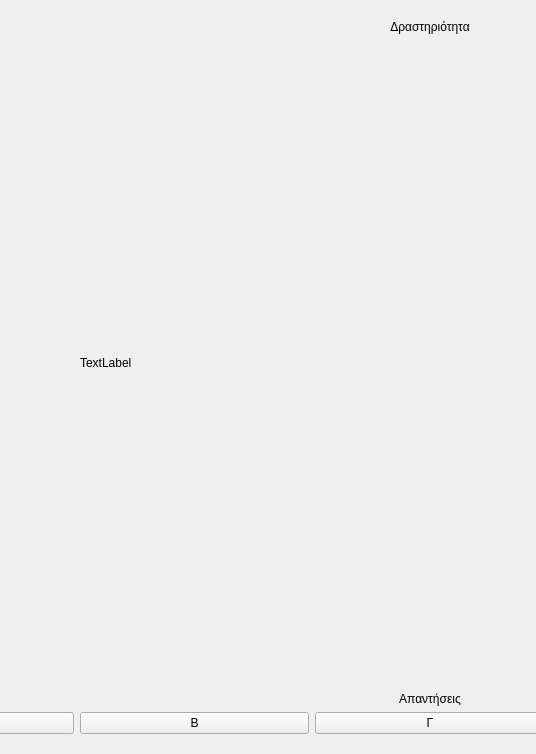
smattha/robotHuman, file user_interface/resources/page1.ui: the form before one commit; both pictures show x 175 to 711 and y 0 to 754 of the 1210 by 754 pixel window.
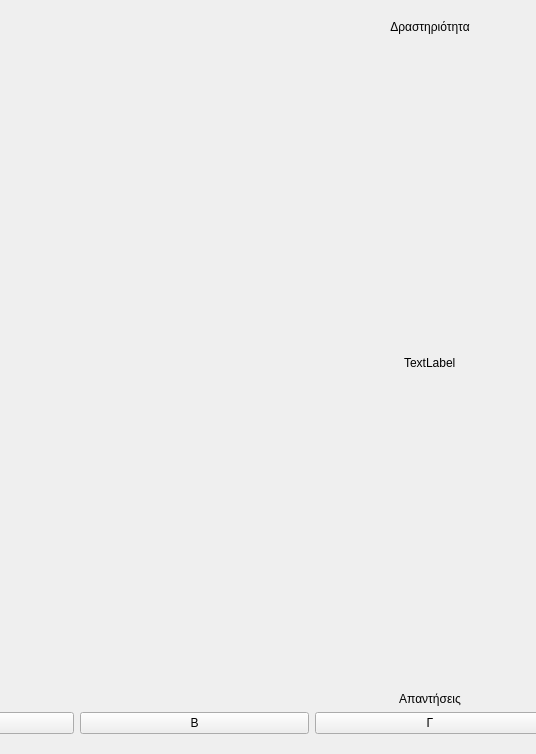
The form after the commit.

The edit to the form file:
```diff
--- a/user_interface/resources/page1.ui
+++ b/user_interface/resources/page1.ui
@@ -72,12 +72,12 @@
         </property>
        </widget>
       </item>
-      <item row="1" column="1" colspan="3">
+      <item row="1" column="1" colspan="3" alignment="Qt::AlignHCenter">
        <widget class="QLabel" name="mainImage">
         <property name="maximumSize">
          <size>
           <width>800</width>
-          <height>800</height>
+          <height>600</height>
          </size>
         </property>
         <property name="text">
```
